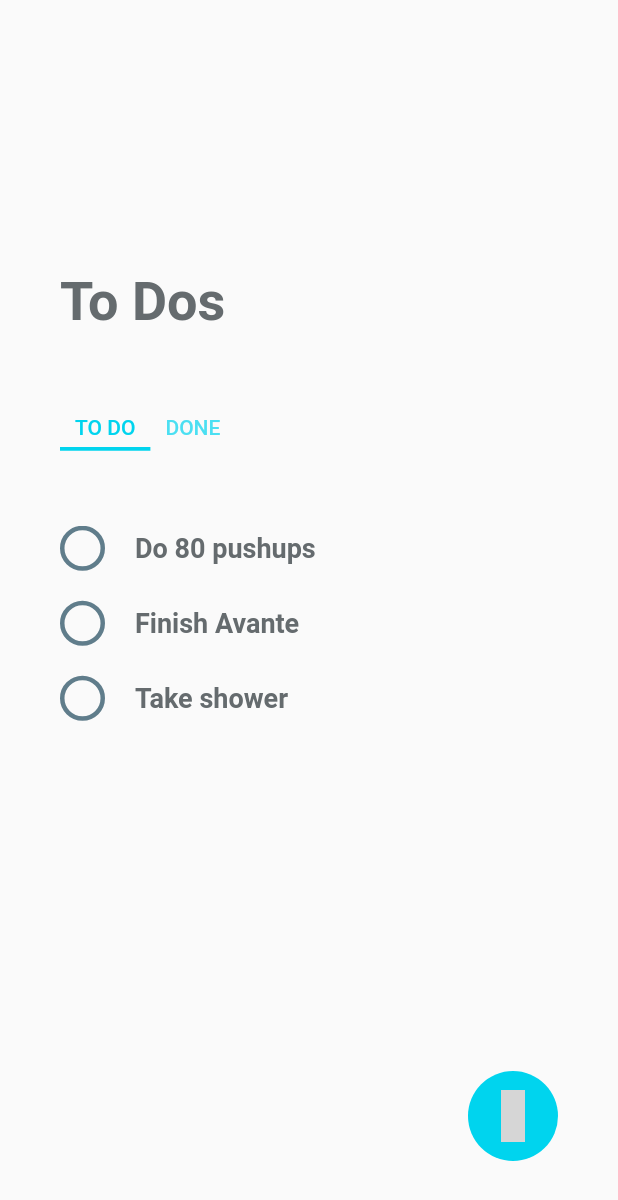
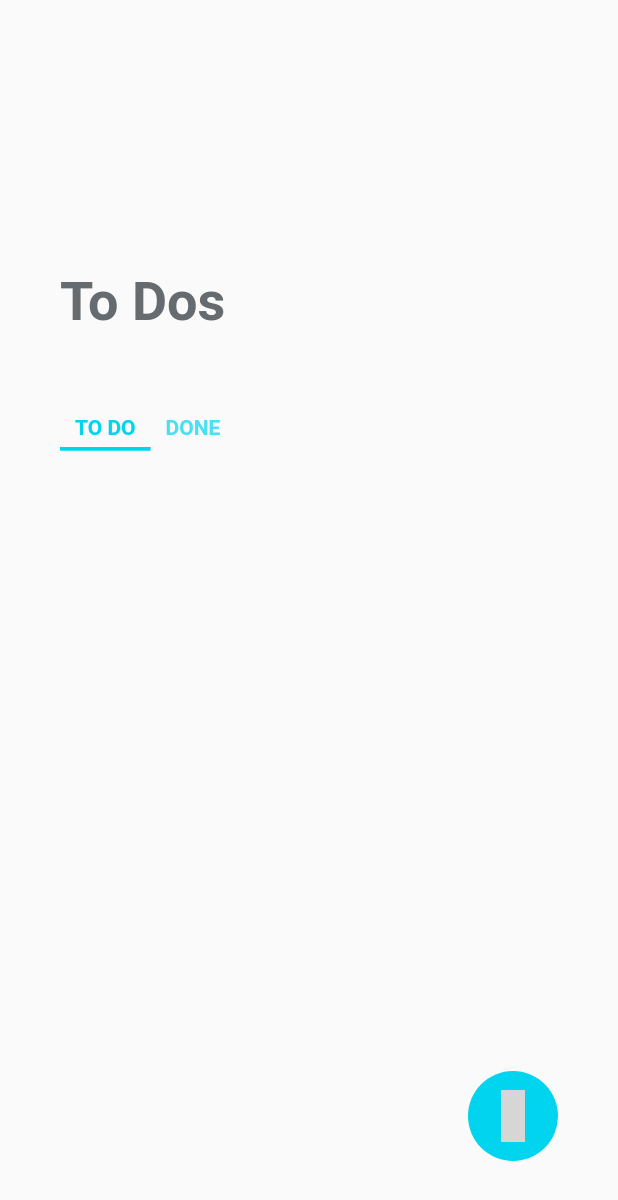
Before and after one commit to serranoarevalo/flutter_todo, a Flutter app: the screen it shows after launch, on a phone screen of 412 x 824 dp. Shown: the top 1200 px of the screen. Run offline on Flutter 3.47's test engine with Material 2 defaults, Android fonts, the phone set to English and light mode, and no system bars; our stand-ins replace flutter_icons, shared_preferences; grey boxes are pictures that could not be loaded.

Commit message:
All done, persistence next

```diff
--- a/lib/custom_tab.dart
+++ b/lib/custom_tab.dart
@@ -11,7 +11,12 @@ class CustomTab extends StatelessWidget {
       decoration: BoxDecoration(color: Colors.transparent),
       child: Padding(
         padding: EdgeInsets.symmetric(horizontal: 10, vertical: 5),
-        child: Text(label),
+        child: Text(
+          label,
+          style: TextStyle(
+            fontWeight: FontWeight.w700,
+          ),
+        ),
       ),
     );
   }
--- a/lib/data.dart
+++ b/lib/data.dart
@@ -1,4 +1,5 @@
 import 'package:flutter/foundation.dart';
+import 'package:shared_preferences/shared_preferences.dart';
 
 class ToDo {
   final String payload;
@@ -8,12 +9,7 @@ class ToDo {
 }
 
 class ToDoModel extends ChangeNotifier {
-  List<ToDo> toDosList = [
-    ToDo("Order breakfast for Lynn", true, 0),
-    ToDo("Do 80 pushups", false, 1),
-    ToDo("Take shower", false, 99),
-    ToDo("Finish Avante", false, 3),
-  ];
+  List<ToDo> toDosList = [];
 
   List<ToDo> get pendingToDos =>
       toDosList.where((toDo) => !toDo.completed).toList()
@@ -29,4 +25,8 @@ class ToDoModel extends ChangeNotifier {
     toDosList.add(newToDo);
     notifyListeners();
   }
+
+  ToDoModel() {
+    print("Model Initialized");
+  }
 }
--- a/pubspec.yaml
+++ b/pubspec.yaml
@@ -22,6 +22,7 @@ dependencies:
 
   flutter_icons: ^0.1.4
   provider: ^3.0.0
+  shared_preferences: ^0.5.3
 
 dev_dependencies:
   flutter_test:
```
Also changed, not shown: pubspec.lock, 3 other files.
